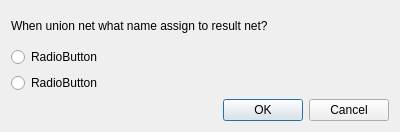
Qt form windows/SdDNetUnion.ui (usiksan/SaliCAD) before a commit.
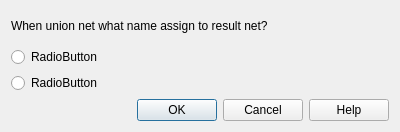
The same form after that commit.

Commit message: Append help page for SdDLayers dialog. Append tool tips for EnterPosition, GetBus, Grid, LayerCreate, LayerList and NetUnion dialogs.

```diff
--- a/windows/SdDNetUnion.ui
+++ b/windows/SdDNetUnion.ui
@@ -56,7 +56,7 @@
       <enum>Qt::Horizontal</enum>
      </property>
      <property name="standardButtons">
-      <set>QDialogButtonBox::Cancel|QDialogButtonBox::Ok</set>
+      <set>QDialogButtonBox::Cancel|QDialogButtonBox::Help|QDialogButtonBox::Ok</set>
      </property>
     </widget>
    </item>
```
Left out of the diff: 6 changed lines with no effect on the pictures. The commit also changes 10 other files.
